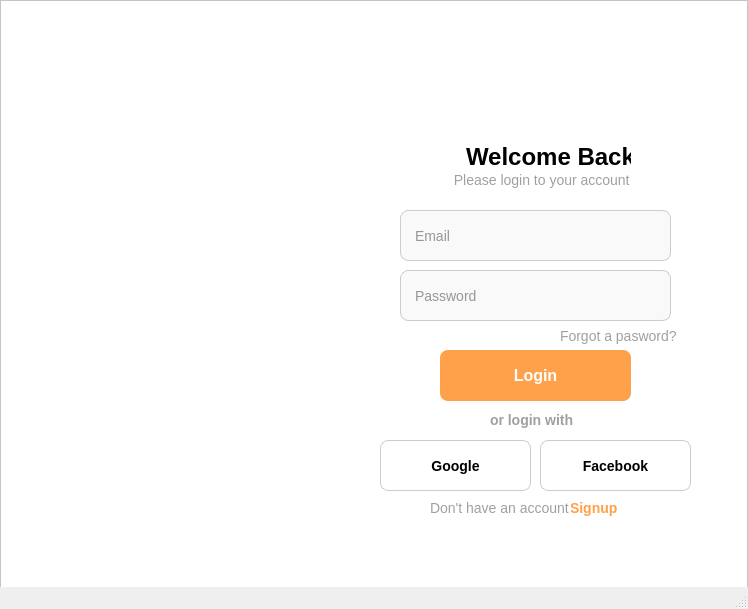
Before: the Qt Designer form ui/login.ui in inktell/python-app, drawn with Qt 5.
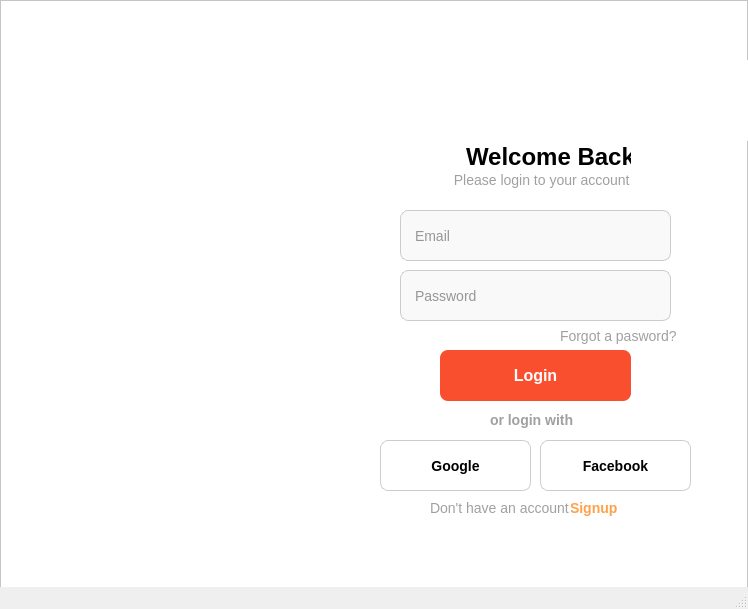
After: the same form once the commit is applied. Icons and pictures are not drawn.

```diff
--- a/ui/login.ui
+++ b/ui/login.ui
@@ -96,7 +96,7 @@
      </rect>
     </property>
     <property name="styleSheet">
-     <string notr="true">    background-color: #ffa14a;
+     <string notr="true">background-color: rgb(249, 79, 47);
     color: #ffffff;
     border: none;
     border-radius: 8px;
@@ -299,7 +299,7 @@
     <widget class="QLabel" name="label_8">
      <property name="geometry">
       <rect>
-       <x>330</x>
+       <x>450</x>
        <y>60</y>
        <width>321</width>
        <height>81</height>
```
Left out of the diff: 2 changed lines with no effect on the pictures.
